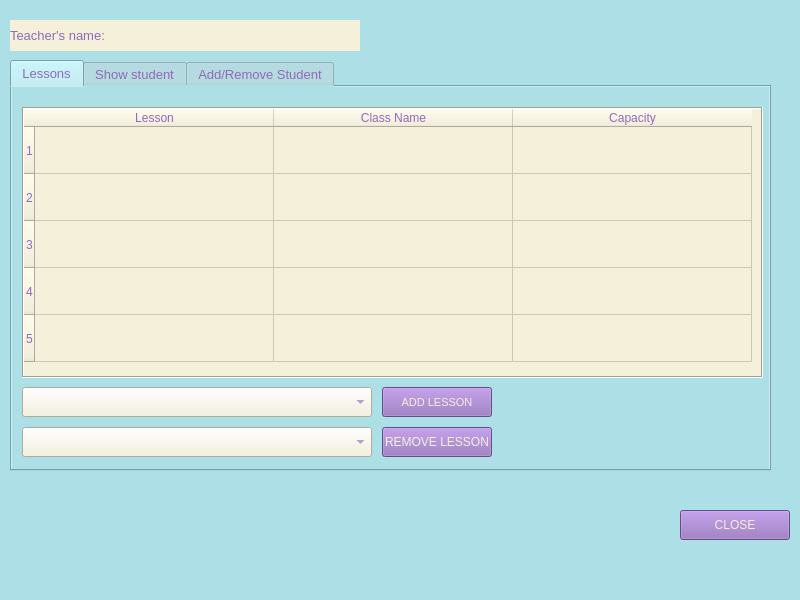
First picture: the form in Ui/teacher1.ui, repository mogelijkheid/Database-School_Management_System, before the edit.
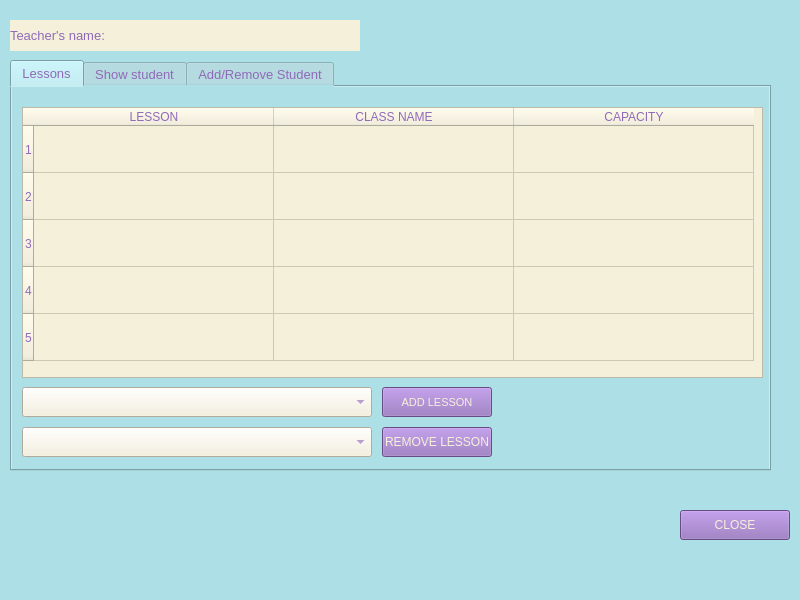
Second picture: the form after the edit. The open tabs and pages were chosen to show the change.

```diff
--- a/Ui/teacher1.ui
+++ b/Ui/teacher1.ui
@@ -220,29 +220,12 @@
         <height>271</height>
        </rect>
       </property>
-      <property name="sizePolicy">
-       <sizepolicy hsizetype="Maximum" vsizetype="Maximum">
-        <horstretch>0</horstretch>
-        <verstretch>0</verstretch>
-       </sizepolicy>
-      </property>
-      <property name="font">
-       <font>
-        <pointsize>10</pointsize>
-       </font>
-      </property>
       <property name="styleSheet">
        <string notr="true">background-color: rgb(245, 240, 218);
 color:  rgb(143, 106, 185);</string>
       </property>
-      <property name="frameShape">
-       <enum>QFrame::Box</enum>
-      </property>
       <attribute name="horizontalHeaderDefaultSectionSize">
-       <number>239</number>
-      </attribute>
-      <attribute name="verticalHeaderMinimumSectionSize">
-       <number>23</number>
+       <number>240</number>
       </attribute>
       <attribute name="verticalHeaderDefaultSectionSize">
        <number>47</number>
@@ -274,20 +257,44 @@
       </row>
       <column>
        <property name="text">
-        <string>Lesson</string>
+        <string>LESSON</string>
        </property>
       </column>
       <column>
        <property name="text">
-        <string>Class Name</string>
+        <string>CLASS NAME</string>
        </property>
       </column>
       <column>
        <property name="text">
-        <string>Capacity</string>
+        <string>CAPACITY</string>
        </property>
       </column>
      </widget>
+     <widget class="QLabel" name="counterror">
+      <property name="geometry">
+       <rect>
+        <x>480</x>
+        <y>300</y>
+        <width>271</width>
+        <height>31</height>
+       </rect>
+      </property>
+      <property name="font">
+       <font>
+        <pointsize>8</pointsize>
+       </font>
+      </property>
+      <property name="styleSheet">
+       <string notr="true">color:  rgb(143, 106, 185);</string>
+      </property>
+      <property name="text">
+       <string/>
+      </property>
+      <property name="alignment">
+       <set>Qt::AlignCenter</set>
+      </property>
+     </widget>
      <zorder>label_2</zorder>
      <zorder>lesson_combo</zorder>
      <zorder>add_button</zorder>
@@ -1143,30 +1150,6 @@
      <string/>
     </property>
    </widget>
-   <widget class="QLabel" name="counterror">
-    <property name="geometry">
-     <rect>
-      <x>20</x>
-      <y>480</y>
-      <width>351</width>
-      <height>31</height>
-     </rect>
-    </property>
-    <property name="font">
-     <font>
-      <pointsize>10</pointsize>
-     </font>
-    </property>
-    <property name="styleSheet">
-     <string notr="true">color:  rgb(143, 106, 185);</string>
-    </property>
-    <property name="text">
-     <string/>
-    </property>
-    <property name="alignment">
-     <set>Qt::AlignCenter</set>
-    </property>
-   </widget>
    <zorder>label</zorder>
    <zorder>tabWidget</zorder>
    <zorder>tname_label1</zorder>
```
Left out of the diff: 4 changed lines with no effect on the pictures.
